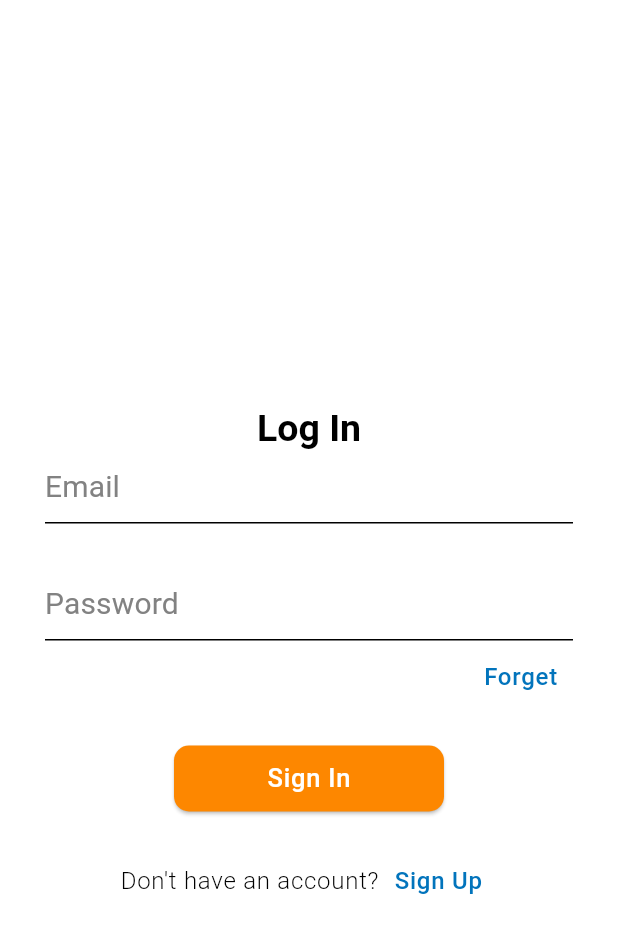
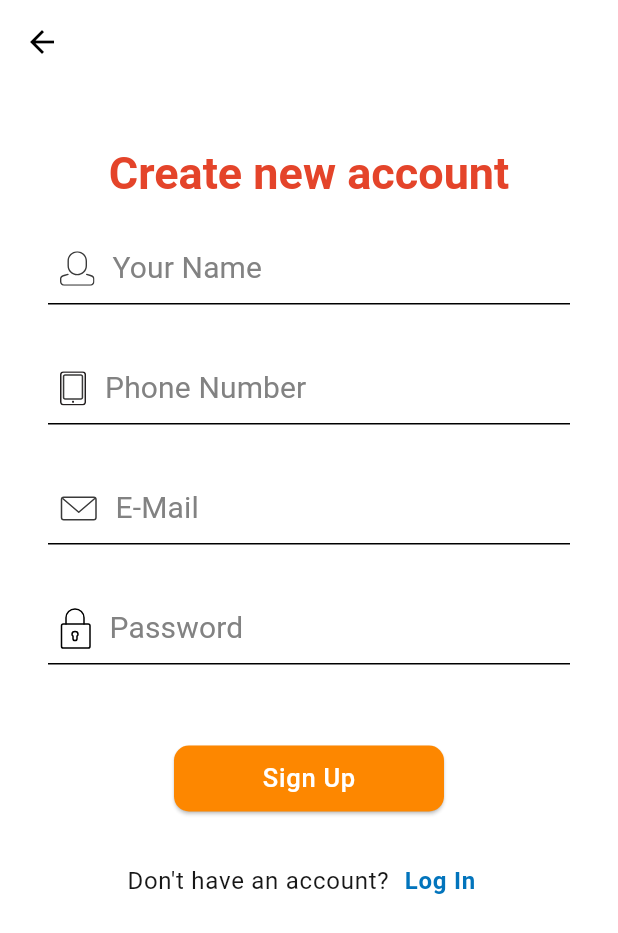
Before and after one commit to Sanjarbek17/BusBooking, a Flutter app: the screen it shows after launch, after a tap on "Sign Up", on a phone screen of 412 x 824 dp. Shown: the top 933 px of the screen. Run offline on Flutter 3.47's test engine with Material 3 defaults, Android fonts, the phone set to English and light mode, and no system bars; our stand-ins replace awesome_extensions, flutter_svg; Roboto replaces fonts that are missing (Poppins).

Commit message:
singup screen done

```diff
--- a/lib/core/theme/custom_colors.dart
+++ b/lib/core/theme/custom_colors.dart
@@ -2,5 +2,7 @@ import 'package:flutter/material.dart';
 
 class CustomColors {
   static const labelLargerColor = Color(0xff828282);
+  static const labelLargerYellow = Color(0xffE4442A);
   static const labelMediumColor = Color(0xff0274BC);
+  static const labelMediumBlack = Color(0xff171717);
 }
--- a/lib/core/theme/custom_theme.dart
+++ b/lib/core/theme/custom_theme.dart
@@ -41,7 +41,7 @@ TextTheme textTheme = const TextTheme(
   ),
   labelMedium: TextStyle(
     fontSize: 16,
-    fontWeight: FontWeight.w500,
+    fontWeight: FontWeight.w600,
     color: CustomColors.labelMediumColor,
     fontFamily: 'Poppins',
   ),
@@ -67,6 +67,8 @@ final ColorScheme colorScheme = ColorScheme.fromSwatch(
     800: Color(0xFFEF6C00),
     900: Color(0xFFE65100),
   }),
+).copyWith(
+  // secondary: const Color(0xff0274BC),
 );
 
 final ThemeData darkThemeData = ThemeData(
--- /dev/null
+++ b/lib/custom_router.dart
@@ -0,0 +1,35 @@
+import 'package:bus_booking/presentation/pages/home_screen.dart';
+import 'package:bus_booking/presentation/pages/signin_screen.dart';
+import 'package:bus_booking/presentation/pages/signup_screen.dart';
+import 'package:flutter/material.dart';
+
+class CustomRouter {
+  static const String home = '/';
+  static const String signIn = '/sign_in';
+  static const String signUp = '/sign_up';
+
+  static Route<dynamic> generateRoute(RouteSettings settings) {
+    switch (settings.name) {
+      case home:
+        return MaterialPageRoute(
+          builder: (_) => const HomeScreen(),
+        );
+      case signIn:
+        return MaterialPageRoute(
+          builder: (_) => const SigninScreen(),
+        );
+      case signUp:
+        return MaterialPageRoute(
+          builder: (_) => const SignupScreen(),
+        );
+      default:
+        return MaterialPageRoute(
+          builder: (_) => Scaffold(
+            body: Center(
+              child: Text('No route defined for ${settings.name}'),
+            ),
+          ),
+        );
+    }
+  }
+}
--- /dev/null
+++ b/lib/gen/assets.gen.dart
@@ -0,0 +1,33 @@
+/// GENERATED CODE - DO NOT MODIFY BY HAND
+/// *****************************************************
+///  FlutterGen
+/// *****************************************************
+
+// coverage:ignore-file
+// ignore_for_file: type=lint
+// ignore_for_file: directives_ordering,unnecessary_import,implicit_dynamic_list_literal,deprecated_member_use
+
+class $AssetsIconsGen {
+  const $AssetsIconsGen();
+
+  /// File path: assets/icons/lock.svg
+  String get lock => 'assets/icons/lock.svg';
+
+  /// File path: assets/icons/mail.svg
+  String get mail => 'assets/icons/mail.svg';
+
+  /// File path: assets/icons/phone.svg
+  String get phone => 'assets/icons/phone.svg';
+
+  /// File path: assets/icons/user.svg
+  String get user => 'assets/icons/user.svg';
+
+  /// List of all assets
+  List<String> get values => [lock, mail, phone, user];
+}
+
+class Assets {
+  Assets._();
+
+  static const $AssetsIconsGen icons = $AssetsIconsGen();
+}
--- a/lib/main.dart
+++ b/lib/main.dart
@@ -1,4 +1,5 @@
 import 'package:bus_booking/core/theme/custom_theme.dart';
+import 'package:bus_booking/custom_router.dart';
 import 'package:bus_booking/presentation/pages/signin_screen.dart';
 import 'package:flutter/material.dart';
 
@@ -15,6 +16,8 @@ class MyApp extends StatelessWidget {
       title: 'Bus Ticket Booking',
       theme: themeData,
       home: const SigninScreen(),
+      onGenerateRoute: CustomRouter.generateRoute,
+      initialRoute: CustomRouter.signIn,
     );
   }
 }
--- a/lib/presentation/pages/signin_screen.dart
+++ b/lib/presentation/pages/signin_screen.dart
@@ -1,4 +1,7 @@
 import 'package:awesome_extensions/awesome_extensions.dart';
+import 'package:bus_booking/core/theme/custom_colors.dart';
+import 'package:bus_booking/custom_router.dart';
+import 'package:bus_booking/presentation/widgets/custom_button.dart';
 import 'package:flutter/material.dart';
 
 class SigninScreen extends StatelessWidget {
@@ -40,18 +43,18 @@ class SigninScreen extends StatelessWidget {
                 ],
               ),
               const SizedBox(height: 20),
-              ElevatedButton(
-                onPressed: () {},
-                style: ElevatedButton.styleFrom(shape: RoundedRectangleBorder(borderRadius: BorderRadius.circular(10)), minimumSize: const Size(180, 44)),
-                child: Text('Sign In', style: context.labelSmall),
+              const CustomButton(
+                text: 'Sign In',
               ),
               const SizedBox(height: 20),
               Row(
                 mainAxisAlignment: MainAxisAlignment.center,
                 children: [
-                  Text('Don\'t have an account?', style: context.labelMedium?.copyWith(color: Colors.black, fontWeight: FontWeight.w300)),
+                  Text('Don\'t have an account?', style: context.labelMedium?.copyWith(color: CustomColors.labelMediumBlack, fontWeight: FontWeight.w300)),
                   TextButton(
-                    onPressed: () {},
+                    onPressed: () {
+                      Navigator.pushNamed(context, CustomRouter.signUp);
+                    },
                     child: Text('Sign Up', style: context.labelMedium),
                   ),
                 ],
--- a/lib/presentation/pages/signout_screen.dart
+++ /dev/null
@@ -1,14 +0,0 @@
-import 'package:flutter/material.dart';
-
-class SignoutScreen extends StatelessWidget {
-  const SignoutScreen({super.key});
-
-  @override
-  Widget build(BuildContext context) {
-    return const Scaffold(
-      body: Center(
-        child: Text('Signout Screen'),
-      ),
-    );
-  }
-}
--- /dev/null
+++ b/lib/presentation/pages/signup_screen.dart
@@ -0,0 +1,71 @@
+import 'package:awesome_extensions/awesome_extensions.dart';
+import 'package:bus_booking/core/theme/custom_colors.dart';
+import 'package:bus_booking/custom_router.dart';
+import 'package:bus_booking/gen/assets.gen.dart';
+import 'package:bus_booking/presentation/widgets/custom_button.dart';
+import 'package:bus_booking/presentation/widgets/custom_text_field.dart';
+import 'package:flutter/material.dart';
+
+class SignupScreen extends StatelessWidget {
+  const SignupScreen({super.key});
+
+  @override
+  Widget build(BuildContext context) {
+    return Scaffold(
+      appBar: AppBar(
+        backgroundColor: Colors.white,
+      ),
+      body: Padding(
+        padding: const EdgeInsets.symmetric(horizontal: 32.0),
+        child: Column(
+          children: [
+            const SizedBox(height: 40),
+            Text(
+              'Create new account',
+              style: context.headlineMedium?.copyWith(
+                fontSize: 30,
+                color: CustomColors.labelLargerYellow,
+              ),
+            ),
+            const SizedBox(height: 20),
+            CustomTextField(
+              hintText: 'Your Name',
+              icon: Assets.icons.user,
+            ),
+            CustomTextField(
+              hintText: 'Phone Number',
+              icon: Assets.icons.phone,
+            ),
+            CustomTextField(
+              hintText: 'E-Mail',
+              icon: Assets.icons.mail,
+            ),
+            CustomTextField(
+              hintText: 'Password',
+              icon: Assets.icons.lock,
+            ),
+            const SizedBox(height: 20),
+            const CustomButton(text: 'Sign Up'),
+            const SizedBox(height: 20),
+            Row(
+              mainAxisAlignment: MainAxisAlignment.center,
+              children: [
+                Text('Don\'t have an account?',
+                    style: context.labelMedium?.copyWith(
+                      color: CustomColors.labelMediumBlack,
+                      fontWeight: FontWeight.w400,
+                    )),
+                TextButton(
+                  onPressed: () {
+                    Navigator.pushNamed(context, CustomRouter.signIn);
+                  },
+                  child: Text('Log In', style: context.labelMedium),
+                ),
+              ],
+            ),
+          ],
+        ),
+      ),
+    );
+  }
+}
--- /dev/null
+++ b/lib/presentation/widgets/custom_button.dart
@@ -0,0 +1,19 @@
+
+import 'package:awesome_extensions/awesome_extensions.dart';
+import 'package:flutter/material.dart';
+
+class CustomButton extends StatelessWidget {
+  final String text;
+  const CustomButton({
+    super.key, required this.text,
+  });
+
+  @override
+  Widget build(BuildContext context) {
+    return ElevatedButton(
+      onPressed: () {},
+      style: ElevatedButton.styleFrom(shape: RoundedRectangleBorder(borderRadius: BorderRadius.circular(10)), minimumSize: const Size(180, 44)),
+      child: Text(text, style: context.labelSmall),
+    );
+  }
+}
--- /dev/null
+++ b/lib/presentation/widgets/custom_text_field.dart
@@ -0,0 +1,35 @@
+
+import 'package:awesome_extensions/awesome_extensions.dart';
+import 'package:flutter/material.dart';
+import 'package:flutter_svg/svg.dart';
+
+class CustomTextField extends StatelessWidget {
+  final String hintText;
+  final String icon;
+  const CustomTextField({
+    super.key,
+    required this.hintText,
+    required this.icon,
+  });
+
+  @override
+  Widget build(BuildContext context) {
+    return Padding(
+      padding: const EdgeInsets.only(bottom: 32.0),
+      child: TextField(
+        decoration: InputDecoration(
+          prefixIconConstraints: const BoxConstraints(
+            minWidth: 23,
+            minHeight: 23,
+          ),
+          prefixIcon: Padding(
+            padding: const EdgeInsets.all(8.0),
+            child: SvgPicture.asset(icon),
+          ),
+          hintText: hintText,
+          hintStyle: context.labelLarge,
+        ),
+      ),
+    );
+  }
+}
```
Also changed, not shown: pubspec.yaml (+6 -3 lines), assets/icons/lock.svg (added), assets/icons/mail.svg (added), assets/icons/phone.svg (added), assets/icons/user.svg (added), pubspec.lock.
